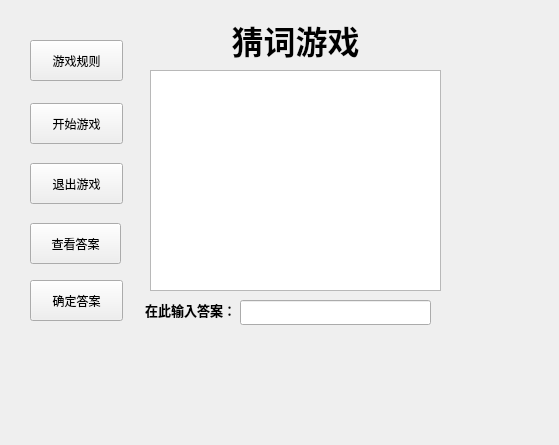
First picture: the form in WordLite/guess_word_widget.ui, repository Staaaaaaaaar/WordHub, before the edit.
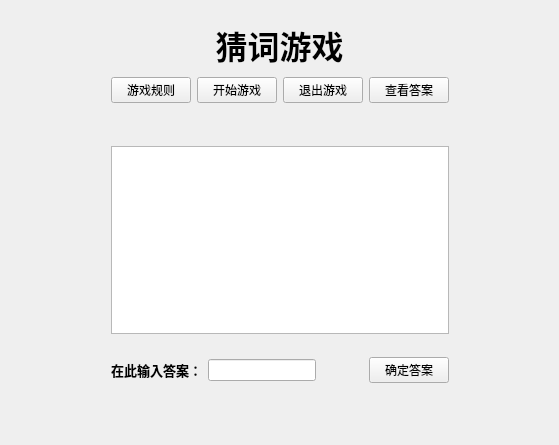
Second picture: the form after the edit.

Patch:
```diff
--- a/WordLite/guess_word_widget.ui
+++ b/WordLite/guess_word_widget.ui
@@ -13,117 +13,197 @@
   <property name="windowTitle">
    <string>Form</string>
   </property>
-  <widget class="QPushButton" name="exitButton">
-   <property name="geometry">
-    <rect>
-     <x>30</x>
-     <y>163</y>
-     <width>93</width>
-     <height>41</height>
-    </rect>
-   </property>
-   <property name="text">
-    <string>退出游戏</string>
-   </property>
-  </widget>
-  <widget class="QPushButton" name="answerButton">
-   <property name="geometry">
-    <rect>
-     <x>30</x>
-     <y>223</y>
-     <width>91</width>
-     <height>41</height>
-    </rect>
-   </property>
-   <property name="text">
-    <string>查看答案</string>
-   </property>
-  </widget>
-  <widget class="QTextEdit" name="displayTextEdit">
-   <property name="geometry">
-    <rect>
-     <x>150</x>
-     <y>70</y>
-     <width>291</width>
-     <height>221</height>
-    </rect>
-   </property>
-  </widget>
-  <widget class="QPushButton" name="beginButton">
-   <property name="geometry">
-    <rect>
-     <x>30</x>
-     <y>103</y>
-     <width>93</width>
-     <height>41</height>
-    </rect>
-   </property>
-   <property name="text">
-    <string>开始游戏</string>
-   </property>
-  </widget>
-  <widget class="QLabel" name="label">
-   <property name="geometry">
-    <rect>
-     <x>210</x>
-     <y>10</y>
-     <width>171</width>
-     <height>61</height>
-    </rect>
-   </property>
-   <property name="text">
-    <string>&lt;html&gt;&lt;head/&gt;&lt;body&gt;&lt;p align=&quot;center&quot;&gt;&lt;span style=&quot; font-size:24pt; font-weight:700;&quot;&gt;猜词游戏&lt;/span&gt;&lt;/p&gt;&lt;/body&gt;&lt;/html&gt;</string>
-   </property>
-  </widget>
-  <widget class="QPushButton" name="ruleButton">
-   <property name="geometry">
-    <rect>
-     <x>30</x>
-     <y>40</y>
-     <width>93</width>
-     <height>41</height>
-    </rect>
-   </property>
-   <property name="text">
-    <string>游戏规则</string>
-   </property>
-  </widget>
-  <widget class="QLabel" name="label_2">
-   <property name="geometry">
-    <rect>
-     <x>130</x>
-     <y>300</y>
-     <width>121</width>
-     <height>19</height>
-    </rect>
-   </property>
-   <property name="text">
-    <string>&lt;html&gt;&lt;head/&gt;&lt;body&gt;&lt;p align=&quot;center&quot;&gt;&lt;span style=&quot; font-size:10pt; font-weight:700;&quot;&gt;在此输入答案：&lt;/span&gt;&lt;/p&gt;&lt;/body&gt;&lt;/html&gt;</string>
-   </property>
-  </widget>
-  <widget class="QLineEdit" name="answerLineEdit">
-   <property name="geometry">
-    <rect>
-     <x>240</x>
-     <y>300</y>
-     <width>191</width>
-     <height>25</height>
-    </rect>
-   </property>
-  </widget>
-  <widget class="QPushButton" name="commitButton">
-   <property name="geometry">
-    <rect>
-     <x>30</x>
-     <y>280</y>
-     <width>93</width>
-     <height>41</height>
-    </rect>
-   </property>
-   <property name="text">
-    <string>确定答案</string>
-   </property>
-  </widget>
+  <layout class="QGridLayout" name="gridLayout">
+   <item row="0" column="0">
+    <layout class="QVBoxLayout" name="verticalLayout_2">
+     <item>
+      <spacer name="verticalSpacer_5">
+       <property name="orientation">
+        <enum>Qt::Orientation::Vertical</enum>
+       </property>
+       <property name="sizeType">
+        <enum>QSizePolicy::Policy::Expanding</enum>
+       </property>
+       <property name="sizeHint" stdset="0">
+        <size>
+         <width>20</width>
+         <height>20</height>
+        </size>
+       </property>
+      </spacer>
+     </item>
+     <item>
+      <widget class="QLabel" name="label">
+       <property name="text">
+        <string>&lt;html&gt;&lt;head/&gt;&lt;body&gt;&lt;p align=&quot;center&quot;&gt;&lt;span style=&quot; font-size:24pt; font-weight:700;&quot;&gt;猜词游戏&lt;/span&gt;&lt;/p&gt;&lt;/body&gt;&lt;/html&gt;</string>
+       </property>
+      </widget>
+     </item>
+     <item>
+      <spacer name="verticalSpacer">
+       <property name="orientation">
+        <enum>Qt::Orientation::Vertical</enum>
+       </property>
+       <property name="sizeHint" stdset="0">
+        <size>
+         <width>20</width>
+         <height>10</height>
+        </size>
+       </property>
+      </spacer>
+     </item>
+     <item>
+      <layout class="QHBoxLayout" name="horizontalLayout_4">
+       <item>
+        <spacer name="horizontalSpacer_2">
+         <property name="orientation">
+          <enum>Qt::Orientation::Horizontal</enum>
+         </property>
+         <property name="sizeHint" stdset="0">
+          <size>
+           <width>40</width>
+           <height>20</height>
+          </size>
+         </property>
+        </spacer>
+       </item>
+       <item>
+        <layout class="QVBoxLayout" name="verticalLayout">
+         <item>
+          <layout class="QHBoxLayout" name="horizontalLayout">
+           <item>
+            <widget class="QPushButton" name="ruleButton">
+             <property name="text">
+              <string>游戏规则</string>
+             </property>
+            </widget>
+           </item>
+           <item>
+            <widget class="QPushButton" name="beginButton">
+             <property name="text">
+              <string>开始游戏</string>
+             </property>
+            </widget>
+           </item>
+           <item>
+            <widget class="QPushButton" name="exitButton">
+             <property name="text">
+              <string>退出游戏</string>
+             </property>
+            </widget>
+           </item>
+           <item>
+            <widget class="QPushButton" name="answerButton">
+             <property name="text">
+              <string>查看答案</string>
+             </property>
+            </widget>
+           </item>
+          </layout>
+         </item>
+         <item>
+          <spacer name="verticalSpacer_2">
+           <property name="orientation">
+            <enum>Qt::Orientation::Vertical</enum>
+           </property>
+           <property name="sizeType">
+            <enum>QSizePolicy::Policy::Ignored</enum>
+           </property>
+           <property name="sizeHint" stdset="0">
+            <size>
+             <width>20</width>
+             <height>40</height>
+            </size>
+           </property>
+          </spacer>
+         </item>
+         <item>
+          <widget class="QTextEdit" name="displayTextEdit"/>
+         </item>
+         <item>
+          <spacer name="verticalSpacer_3">
+           <property name="orientation">
+            <enum>Qt::Orientation::Vertical</enum>
+           </property>
+           <property name="sizeHint" stdset="0">
+            <size>
+             <width>20</width>
+             <height>20</height>
+            </size>
+           </property>
+          </spacer>
+         </item>
+         <item>
+          <layout class="QHBoxLayout" name="horizontalLayout_3">
+           <item>
+            <layout class="QHBoxLayout" name="horizontalLayout_2">
+             <item>
+              <widget class="QLabel" name="label_2">
+               <property name="text">
+                <string>&lt;html&gt;&lt;head/&gt;&lt;body&gt;&lt;p align=&quot;center&quot;&gt;&lt;span style=&quot; font-size:10pt; font-weight:700;&quot;&gt;在此输入答案：&lt;/span&gt;&lt;/p&gt;&lt;/body&gt;&lt;/html&gt;</string>
+               </property>
+              </widget>
+             </item>
+             <item>
+              <widget class="QLineEdit" name="answerLineEdit"/>
+             </item>
+            </layout>
+           </item>
+           <item>
+            <spacer name="horizontalSpacer">
+             <property name="orientation">
+              <enum>Qt::Orientation::Horizontal</enum>
+             </property>
+             <property name="sizeHint" stdset="0">
+              <size>
+               <width>40</width>
+               <height>20</height>
+              </size>
+             </property>
+            </spacer>
+           </item>
+           <item>
+            <widget class="QPushButton" name="commitButton">
+             <property name="text">
+              <string>确定答案</string>
+             </property>
+            </widget>
+           </item>
+          </layout>
+         </item>
+        </layout>
+       </item>
+       <item>
+        <spacer name="horizontalSpacer_3">
+         <property name="orientation">
+          <enum>Qt::Orientation::Horizontal</enum>
+         </property>
+         <property name="sizeHint" stdset="0">
+          <size>
+           <width>40</width>
+           <height>20</height>
+          </size>
+         </property>
+        </spacer>
+       </item>
+      </layout>
+     </item>
+     <item>
+      <spacer name="verticalSpacer_4">
+       <property name="orientation">
+        <enum>Qt::Orientation::Vertical</enum>
+       </property>
+       <property name="sizeHint" stdset="0">
+        <size>
+         <width>20</width>
+         <height>60</height>
+        </size>
+       </property>
+      </spacer>
+     </item>
+    </layout>
+   </item>
+  </layout>
  </widget>
  <resources/>
  <connections/>
```
